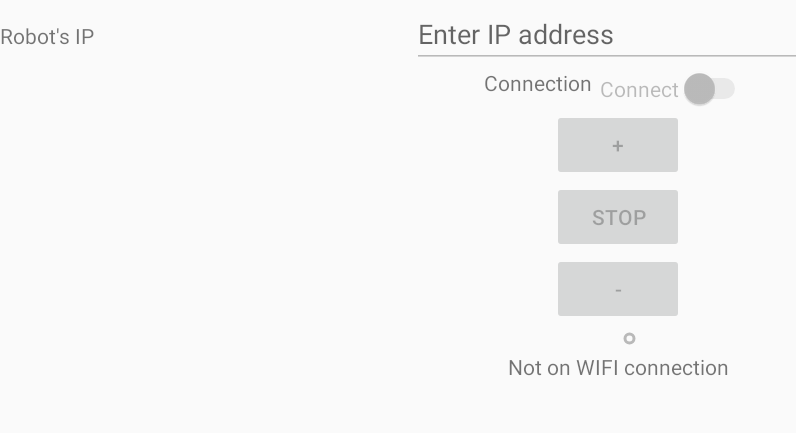
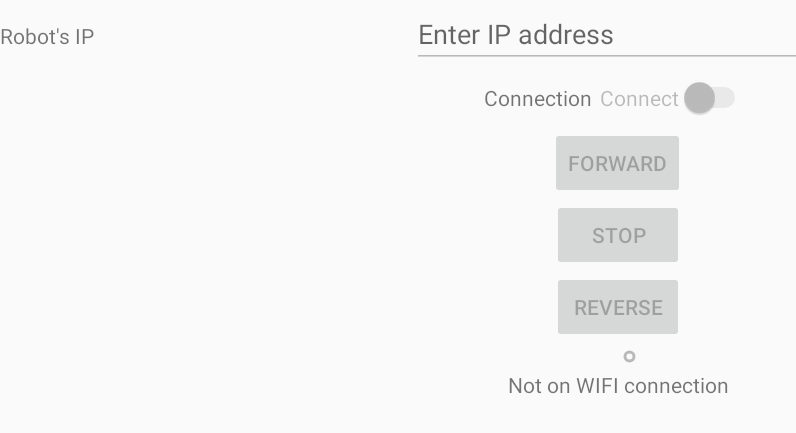
Before and after one commit to keithmendozasr/DuinoMote, an Android app: the screen it shows after launch (MainActivity), on a phone screen of 824 x 412 dp (held sideways). Shown: the top 433 px of the screen, without its empty margins (0-796 px from the left). Run offline under Robolectric (Android 15) with nearby library versions, the phone set to English and light mode, and no system bars.

Commit message:
Made buttons forward and reverse

```diff
--- a/app/src/main/java/info/homepluspower/arduino/duinomote/MainActivity.java
+++ b/app/src/main/java/info/homepluspower/arduino/duinomote/MainActivity.java
@@ -30,8 +30,9 @@ import android.util.Log;
 import android.widget.TextView;
 
 public class MainActivity extends Activity {
+
     private final static String LogTag = MainActivity.class.getName();
-    private Button speedUpBtn, stopBtn, speedDownBtn;
+    private Button forwardBtn, stopBtn, reverseBtn;
     private SeekBar steerBar;
     private EditText robotIPText;
     private TextView statusText;
@@ -49,9 +50,9 @@ public class MainActivity extends Activity {
         statusText = (TextView) findViewById(R.id.statusText);
         activateSwitch = (Switch) findViewById(R.id.activateSwitch);
 
-        speedUpBtn = (Button) findViewById(R.id.speedUpBtn);
+        forwardBtn = (Button) findViewById(R.id.forwardBtn);
         stopBtn = (Button) findViewById(R.id.stopBtn);
-        speedDownBtn = (Button) findViewById(R.id.speedDownBtn);
+        reverseBtn = (Button) findViewById(R.id.reverseBtn);
 
         steerBar = (SeekBar) findViewById(R.id.steerBar);
         steerBar.setEnabled(false);
@@ -77,9 +78,9 @@ public class MainActivity extends Activity {
 
     private void setControlEnabled(boolean enabled)
     {
-        speedUpBtn.setEnabled(enabled);
+        forwardBtn.setEnabled(enabled);
         stopBtn.setEnabled(enabled);
-        speedDownBtn.setEnabled(enabled);
+        reverseBtn.setEnabled(enabled);
         steerBar.setEnabled(enabled);
 
         robotIPText.setEnabled(enabled);
--- a/app/src/main/res/layout/activity_main.xml
+++ b/app/src/main/res/layout/activity_main.xml
@@ -61,39 +61,52 @@
             android:layout_height="wrap_content"
             android:text="Connection"
             android:layout_gravity="center_horizontal"
-            android:paddingRight="5dp" />
+            android:paddingRight="5dp"
+            android:paddingTop="10dp"
+            android:paddingBottom="10dp" />
 
         <Switch
             android:layout_width="wrap_content"
             android:layout_height="wrap_content"
             android:text="Connect"
             android:id="@+id/activateSwitch"
-            android:onClick="onActivateClicked" />
+            android:onClick="onActivateClicked"
+            android:paddingTop="10dp"
+            android:paddingBottom="10dp" />
     </LinearLayout>
 
     <Button
-        android:text="@string/speedUpBtnLabel"
-        android:id="@+id/speedUpBtn"
+        android:text="@string/forwardBtnLabel"
+        android:id="@+id/forwardBtn"
         android:layout_width="wrap_content"
         android:layout_height="wrap_content"
-        android:enabled="false" />
+        android:enabled="false"
+        android:onClick="buttonClick"
+        android:paddingTop="10dp"
+        android:paddingBottom="10dp" />
 
     <Button
             android:text="@string/stopBtnLabel"
             android:id="@+id/stopBtn"
         android:layout_width="wrap_content"
         android:layout_height="wrap_content"
-        android:enabled="false" />
+        android:enabled="false"
+        android:onClick="buttonClick"
+        android:paddingTop="10dp"
+        android:paddingBottom="10dp" />
 
     <Button
-            android:text="@string/speedDownBtnLabel"
-            android:id="@+id/speedDownBtn"
+            android:text="@string/reverseBtnLabel"
+            android:id="@+id/reverseBtn"
         android:layout_row="4"
         android:layout_columnSpan="4"
         android:layout_column="3"
         android:layout_width="wrap_content"
         android:layout_height="wrap_content"
-        android:enabled="false" />
+        android:enabled="false"
+        android:onClick="buttonClick"
+        android:paddingTop="10dp"
+        android:paddingBottom="10dp" />
 
     <SeekBar
         android:layout_width="match_parent"
--- a/app/src/main/res/values/strings.xml
+++ b/app/src/main/res/values/strings.xml
@@ -22,8 +22,8 @@
     <string name="rightMedIcon"><![CDATA[>>]]></string>
     <string name="rightSlowIcon"><![CDATA[>]]></string>
     <string name="stopBtnLabel">STOP</string>
-    <string name="speedDownBtnLabel">-</string>
-    <string name="speedUpBtnLabel">+</string>
+    <string name="forwardBtnLabel">FORWARD</string>
+    <string name="reverseBtnLabel">REVERSE</string>
     <string name="leftSlowIcon"><![CDATA[<]]></string>
     <string name="leftMedIcon"><![CDATA[<<]]></string>
     <string name="leftFastIcon"><![CDATA[<<<]]></string>
```
